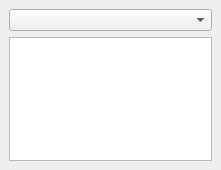
Above: gui/widgets/RendererConfigWidget.ui from kateyy/geohazardvis before the change. Below: the same form after it.
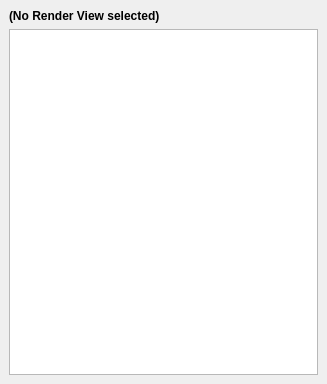
That is the form after the change. Custom widgets are drawn as their Qt base class.

Commit message:
RendererConfigWidget: remove render view selection combo
* for consistency with other widgets

What changed in the file:
```diff
--- a/gui/widgets/RendererConfigWidget.ui
+++ b/gui/widgets/RendererConfigWidget.ui
@@ -6,8 +6,8 @@
    <rect>
     <x>0</x>
     <y>0</y>
-    <width>221</width>
-    <height>170</height>
+    <width>327</width>
+    <height>384</height>
    </rect>
   </property>
   <property name="windowTitle">
@@ -16,7 +16,11 @@
   <widget class="QWidget" name="content">
    <layout class="QVBoxLayout" name="mainLayout">
     <item>
-     <widget class="QComboBox" name="relatedRenderer"/>
+     <widget class="QLabel" name="relatedRenderView">
+      <property name="text">
+       <string>&lt;b&gt;(No Render View selected)&lt;/b&gt;</string>
+      </property>
+     </widget>
     </item>
     <item>
      <widget class="propertyguizeug::PropertyBrowser" name="propertyBrowser"/>
```
The commit also changes 4 other files.
